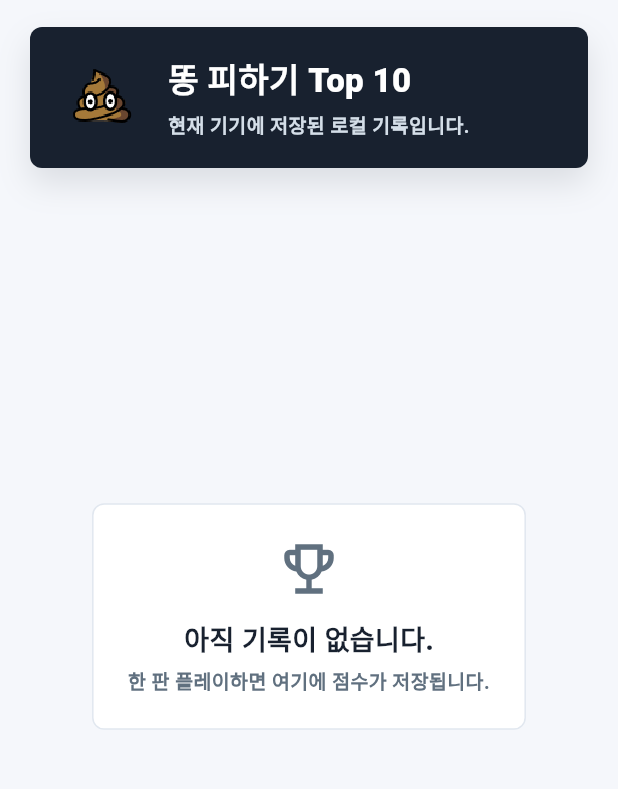
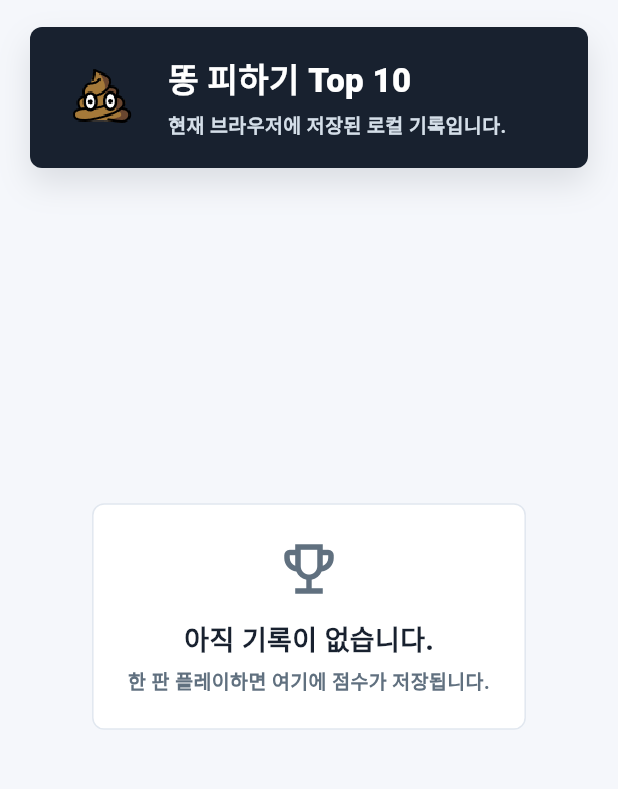
Before and after one commit to mjh2550/game_ex, a Flutter app: the LeaderboardScreen screen opened by its route, on a phone screen of 412 x 824 dp, the part 162-951 px from its top. Run offline on Flutter 3.47's test engine with Material 3 defaults, Android fonts, the phone set to English and light mode, and no system bars; our stand-ins replace flutter_riverpod, freezed_annotation, go_router, riverpod_annotation, shared_preferences; missing offline and left inert: flame; accounts and stored records are empty; generated files the repository leaves out were written again.

Commit message:
깃헙 페이지 배포 세팅

```diff
--- a/lib/features/games/ddong_dodge/presentation/leader_board.dart
+++ b/lib/features/games/ddong_dodge/presentation/leader_board.dart
@@ -1,6 +1,6 @@
 import 'package:flutter/material.dart';
-import 'package:flutter/foundation.dart';
 import 'package:flutter_riverpod/flutter_riverpod.dart';
+import 'package:game_ex/features/score/data/local_score_repository.dart';
 import 'package:game_ex/features/score/domain/score_record.dart';
 import 'package:game_ex/features/score/presentation/score_provider.dart';
 import 'package:game_ex/shared/game_catalog.dart';
@@ -108,7 +108,7 @@
         return AlertDialog(
           title: const Text('기록 초기화'),
           content: Text(
-            kIsWeb
+            LocalScoreRepository.supportsSharedScores
                 ? '공유 순위표에 저장된 이 게임 기록을 모두 삭제할까요?'
                 : '현재 기기에 저장된 이 게임 기록을 모두 삭제할까요?',
           ),
@@ -137,7 +137,13 @@
 
     if (context.mounted) {
       ScaffoldMessenger.of(context).showSnackBar(
-        SnackBar(content: Text(kIsWeb ? '공유 기록을 삭제했습니다.' : '로컬 기록을 삭제했습니다.')),
+        SnackBar(
+          content: Text(
+            LocalScoreRepository.supportsSharedScores
+                ? '공유 기록을 삭제했습니다.'
+                : '로컬 기록을 삭제했습니다.',
+          ),
+        ),
       );
     }
   }
@@ -215,7 +221,9 @@
                   ),
                   const SizedBox(height: 4),
                   Text(
-                    kIsWeb ? '도커 서버에 공유 저장된 기록입니다.' : '현재 기기에 저장된 로컬 기록입니다.',
+                    LocalScoreRepository.supportsSharedScores
+                        ? '도커 서버에 공유 저장된 기록입니다.'
+                        : '현재 브라우저에 저장된 로컬 기록입니다.',
                     style: const TextStyle(
                       color: Color(0xFFD4DEE8),
                       fontSize: 13,
@@ -383,18 +391,18 @@
           borderRadius: BorderRadius.circular(8),
           border: Border.all(color: const Color(0xFFE1E7EF)),
         ),
-        child: const Padding(
-          padding: EdgeInsets.symmetric(horizontal: 24, vertical: 22),
+        child: Padding(
+          padding: const EdgeInsets.symmetric(horizontal: 24, vertical: 22),
           child: Column(
             mainAxisSize: MainAxisSize.min,
             children: [
-              Icon(
+              const Icon(
                 Icons.emoji_events_outlined,
                 color: Color(0xFF60707F),
                 size: 44,
               ),
-              SizedBox(height: 12),
-              Text(
+              const SizedBox(height: 12),
+              const Text(
                 '아직 기록이 없습니다.',
                 style: TextStyle(
                   color: Color(0xFF18212F),
@@ -402,9 +410,9 @@
                   fontWeight: FontWeight.w900,
                 ),
               ),
-              SizedBox(height: 4),
+              const SizedBox(height: 4),
               Text(
-                kIsWeb
+                LocalScoreRepository.supportsSharedScores
                     ? '같은 서버에 접속한 플레이어의 점수가 여기에 저장됩니다.'
                     : '한 판 플레이하면 여기에 점수가 저장됩니다.',
                 textAlign: TextAlign.center,
--- a/lib/features/score/data/local_score_repository.dart
+++ b/lib/features/score/data/local_score_repository.dart
@@ -9,6 +9,10 @@
   static const _recordsKey = 'score_records_v1';
   static const _lastPlayerNameKey = 'last_player_name_v1';
   static const _maxStoredRecords = 100;
+  static const _scoreBackend = String.fromEnvironment(
+    'SCORE_BACKEND',
+    defaultValue: 'auto',
+  );
 
   final SharedPreferences _prefs;
   final http.Client _client;
@@ -151,7 +155,28 @@
     return a.playedAt.compareTo(b.playedAt);
   }
 
-  bool get _useRemoteScores => kIsWeb;
+  static bool get supportsSharedScores {
+    if (!kIsWeb) {
+      return false;
+    }
+
+    final backend = _scoreBackend.trim().toLowerCase();
+    if (backend == 'local') {
+      return false;
+    }
+    if (backend == 'remote' || backend == 'shared') {
+      return true;
+    }
+
+    final host = Uri.base.host.toLowerCase();
+    if (host.endsWith('github.io')) {
+      return false;
+    }
+
+    return true;
+  }
+
+  bool get _useRemoteScores => supportsSharedScores;
 
   Uri _scoresApiUri({String? gameId, int? limit}) {
     final params = <String, String>{};
--- a/lib/shared/game_result_screen.dart
+++ b/lib/shared/game_result_screen.dart
@@ -1,6 +1,6 @@
 import 'package:flutter/material.dart';
-import 'package:flutter/foundation.dart';
 import 'package:flutter_riverpod/flutter_riverpod.dart';
+import 'package:game_ex/features/score/data/local_score_repository.dart';
 import 'package:go_router/go_router.dart';
 
 class GameResultScreen extends ConsumerWidget {
@@ -235,7 +235,9 @@
                                     ),
                                     const SizedBox(width: 8),
                                     Text(
-                                      kIsWeb ? '공유 순위 #$rank' : '로컬 순위 #$rank',
+                                      LocalScoreRepository.supportsSharedScores
+                                          ? '공유 순위 #$rank'
+                                          : '로컬 순위 #$rank',
                                       style: const TextStyle(
                                         color: Color(0xFF18212F),
                                         fontSize: 14,
```
Also changed, not shown: 1 other file.
